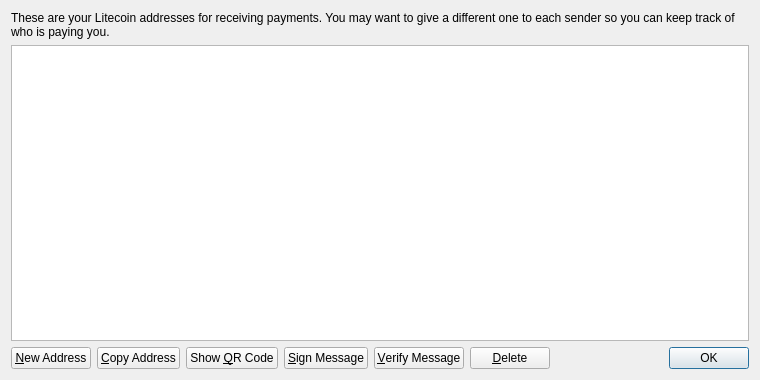
The window that src/qt/forms/addressbookpage.ui (Simplexletalis/bacoin-v.01) describes before a commit, drawn with Qt 5.
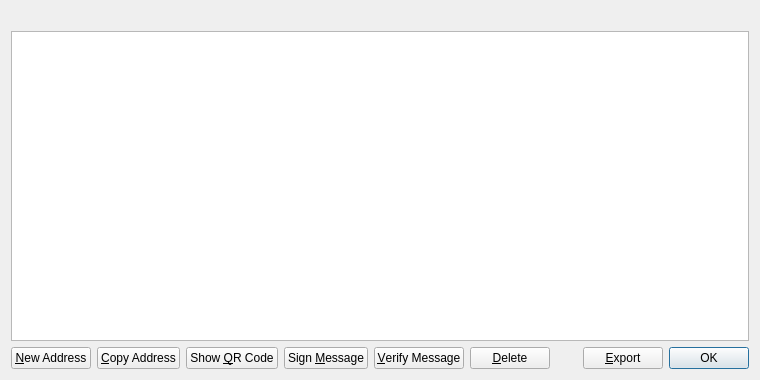
The same window after the commit. Icons and pictures are not drawn.

```diff
--- a/src/qt/forms/addressbookpage.ui
+++ b/src/qt/forms/addressbookpage.ui
@@ -16,9 +16,6 @@
   <layout class="QVBoxLayout" name="verticalLayout">
    <item>
     <widget class="QLabel" name="labelExplanation">
-     <property name="text">
-      <string>These are your Litecoin addresses for receiving payments. You may want to give a different one to each sender so you can keep track of who is paying you.</string>
-     </property>
      <property name="textFormat">
       <enum>Qt::PlainText</enum>
      </property>
@@ -102,7 +99,7 @@
         <string>Sign a message to prove you own a Bitcoin address</string>
        </property>
        <property name="text">
-        <string>&amp;Sign Message</string>
+        <string>Sign &amp;Message</string>
        </property>
        <property name="icon">
         <iconset resource="../bitcoin.qrc">
@@ -151,6 +148,20 @@
        </property>
       </spacer>
      </item>
+     <item>
+      <widget class="QPushButton" name="exportButton">
+       <property name="toolTip">
+        <string>Export the data in the current tab to a file</string>
+       </property>
+       <property name="text">
+        <string>&amp;Export</string>
+       </property>
+       <property name="icon">
+        <iconset resource="../bitcoin.qrc">
+         <normaloff>:/icons/export</normaloff>:/icons/export</iconset>
+       </property>
+      </widget>
+     </item>
      <item>
       <widget class="QDialogButtonBox" name="buttonBox">
        <property name="sizePolicy">
```
Left out of the diff: 12 changed lines with no effect on the pictures.
